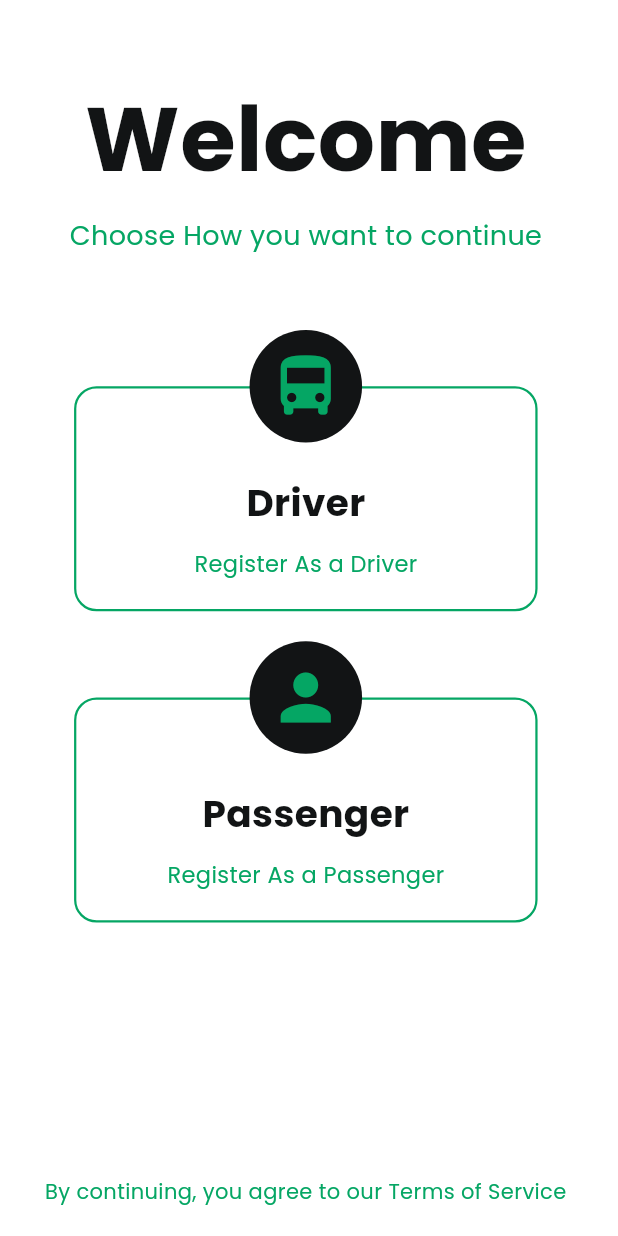
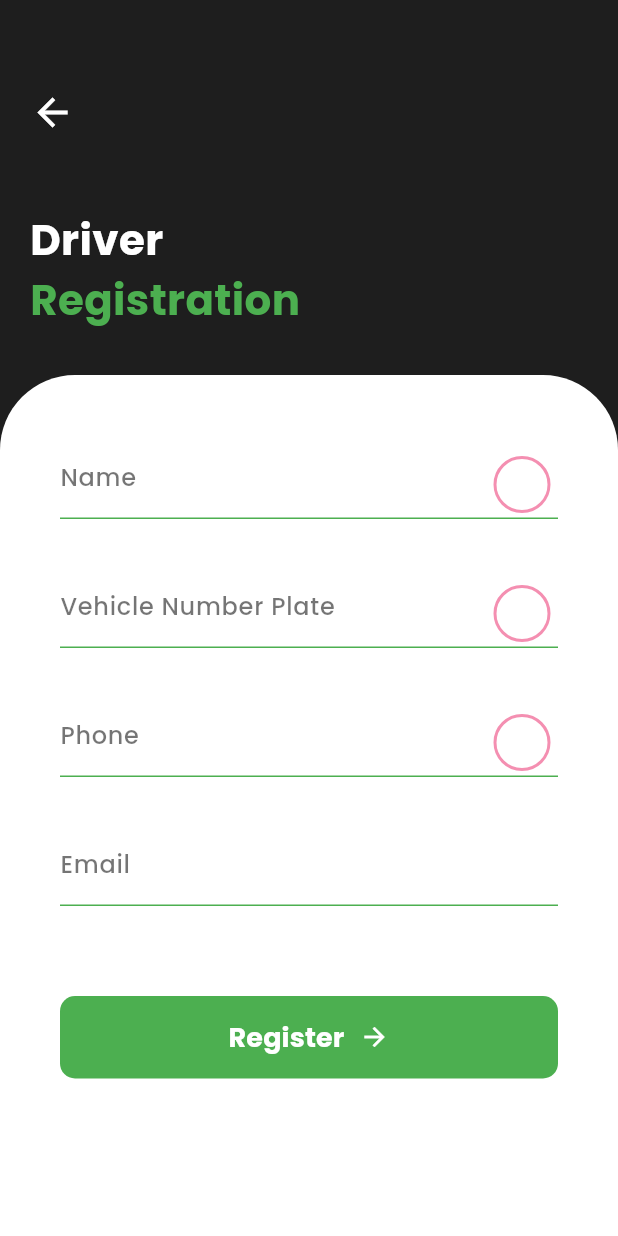
Before and after one commit to venuraka/Travel_pass, a Flutter app: the screen it shows after launch, after a tap on "Driver", on a phone screen of 412 x 824 dp. Run offline on Flutter 3.47's test engine with Material 3 defaults, Android fonts, the phone set to English and light mode, and no system bars.

Commit message:
updated some screens

```diff
--- /dev/null
+++ b/project/lib/Components/Form.dart
@@ -0,0 +1,36 @@
+import 'package:flutter/material.dart';
+
+class RegistrationFormContainer extends StatelessWidget {
+  // We use a Widget list as the content to allow any widgets (fields, buttons, etc.)
+  final List<Widget> children;
+  final double topOffset; // How far down the container should start
+
+  const RegistrationFormContainer({
+    super.key,
+    required this.children,
+    this.topOffset = 250.0,
+  });
+
+  @override
+  Widget build(BuildContext context) {
+    return Positioned.fill(
+      top: topOffset, // Use the offset to start below the header
+      child: Container(
+        decoration: const BoxDecoration(
+          color: Colors.white,
+          borderRadius: BorderRadius.only(
+            topLeft: Radius.circular(50.0),
+            topRight: Radius.circular(50.0),
+          ),
+        ),
+        child: SingleChildScrollView( // Keeps the content scrollable
+          padding: const EdgeInsets.symmetric(horizontal: 40.0, vertical: 40.0),
+          child: Column(
+            crossAxisAlignment: CrossAxisAlignment.center,
+            children: children, // Inserts the form fields and buttons here
+          ),
+        ),
+      ),
+    );
+  }
+}
--- /dev/null
+++ b/project/lib/Screens/UserRegistration/DriverRegistration1.dart
@@ -0,0 +1,199 @@
+import 'package:flutter/material.dart';
+
+
+class DriverRegistrationScreen extends StatelessWidget {
+  const DriverRegistrationScreen({super.key});
+
+  @override
+  Widget build(BuildContext context) {
+    // Define the dark background color
+    const Color darkBackground = Color(0xFF1E1E1E);
+
+    return Scaffold(
+      backgroundColor: darkBackground,
+      body: Stack(
+        children: <Widget>[
+          // Header Content (Back Button and Title)
+          const Positioned(
+            top: 60,
+            left: 20,
+            right: 20,
+            child: Column(
+              crossAxisAlignment: CrossAxisAlignment.start,
+              children: [
+                // Back Button (using IconButton for the circle effect)
+                Icon(
+                  Icons.arrow_back,
+                  color: Colors.white, // Back button icon color
+                  size: 30,
+                ),
+                SizedBox(height: 50),
+                // Title
+                Text(
+                  'Driver',
+                  style: TextStyle(
+                    fontSize: 28,
+                    fontWeight: FontWeight.bold,
+                    color: Colors.white, // 'Driver' in white
+                  ),
+                ),
+                Text(
+                  'Registration',
+                  style: TextStyle(
+                    fontSize: 28,
+                    fontWeight: FontWeight.bold,
+                    color: Colors.green, // 'Registration' in green
+                  ),
+                ),
+              ],
+            ),
+          ),
+
+          // The large, rounded white card container
+          Positioned.fill(
+            top: 250, // Starts below the header text
+            child: Container(
+              decoration: const BoxDecoration(
+                color: Colors.white,
+                borderRadius: BorderRadius.only(
+                  topLeft: Radius.circular(50.0),
+                  topRight: Radius.circular(50.0),
+                ),
+              ),
+              child: SingleChildScrollView( // Use SingleChildScrollView for scrollability
+                padding: const EdgeInsets.symmetric(horizontal: 40.0, vertical: 40.0),
+                child: Column(
+                  crossAxisAlignment: CrossAxisAlignment.center,
+                  children: <Widget>[
+
+                    // 2. Input Fields
+                    const InputTextField(
+                      labelText: 'Name',
+                      keyboardType: TextInputType.name,
+                    ),
+                    const SizedBox(height: 30),
+
+                    const InputTextField(
+                      labelText: 'Vehicle Number Plate',
+                      keyboardType: TextInputType.text,
+                    ),
+                    const SizedBox(height: 30),
+
+                    const InputTextField(
+                      labelText: 'Phone',
+                      keyboardType: TextInputType.phone,
+                    ),
+                    const SizedBox(height: 30),
+
+                    const InputTextField(
+                      labelText: 'Email',
+                      keyboardType: TextInputType.emailAddress,
+                      showTrailingIcon: false, // The image has a trailing circle only on the first field
+                    ),
+
+                    const SizedBox(height: 60),
+
+                    // 3. Register Button
+                    SizedBox(
+                      width: double.infinity,
+                      height: 55,
+                      child: ElevatedButton(
+                        onPressed: () {
+                          print('Register button pressed!');
+                        },
+                        style: ElevatedButton.styleFrom(
+                          backgroundColor: Colors.green, // Green background
+                          shape: RoundedRectangleBorder(
+                            borderRadius: BorderRadius.circular(10.0), // Rounded corners
+                          ),
+                          padding: const EdgeInsets.symmetric(horizontal: 20, vertical: 15),
+                          elevation: 0, // No shadow
+                        ),
+                        child: const Row(
+                          mainAxisAlignment: MainAxisAlignment.center,
+                          children: [
+                            Text(
+                              'Register',
+                              style: TextStyle(
+                                fontSize: 18,
+                                color: Colors.white,
+                                fontWeight: FontWeight.bold,
+                              ),
+                            ),
+                            SizedBox(width: 10),
+                            Icon(
+                              Icons.arrow_forward,
+                              color: Colors.white,
+                              size: 20,
+                            ),
+                          ],
+                        ),
+                      ),
+                    ),
+                    const SizedBox(height: 50), // Extra space at the bottom
+                  ],
+                ),
+              ),
+            ),
+          ),
+        ],
+      ),
+    );
+  }
+}
+
+// ------------------------------------------
+// 2. CUSTOM TEXT FIELD WIDGET
+// ------------------------------------------
+
+class InputTextField extends StatelessWidget {
+  final String labelText;
+  final TextInputType keyboardType;
+  final bool showTrailingIcon;
+
+  const InputTextField({
+    super.key,
+    required this.labelText,
+    this.keyboardType = TextInputType.text,
+    this.showTrailingIcon = true,
+  });
+
+  @override
+  Widget build(BuildContext context) {
+    return TextField(
+      keyboardType: keyboardType,
+      decoration: InputDecoration(
+        labelText: labelText,
+        labelStyle: TextStyle(
+          color: Colors.black54, // Label in dark gray/black
+          fontWeight: FontWeight.w500,
+        ),
+        // Use an underline border
+        enabledBorder: const UnderlineInputBorder(
+          borderSide: BorderSide(color: Colors.green, width: 1.0), // Green underline when enabled
+        ),
+        focusedBorder: const UnderlineInputBorder(
+          borderSide: BorderSide(color: Colors.green, width: 2.0), // Slightly thicker green when focused
+        ),
+
+        // Trailing icon (the small pink circle shown in the image)
+        suffixIcon: showTrailingIcon
+            ? Padding(
+          padding: const EdgeInsets.only(top: 10.0),
+          child: Container(
+            width: 15,
+            height: 15,
+            decoration: BoxDecoration(
+              shape: BoxShape.circle,
+              border: Border.all(
+                color: Colors.pink.shade200, // Pink border
+                width: 2,
+              ),
+            ),
+          ),
+        )
+            : null,
+      ),
+    );
+  }
+}
--- a/project/lib/Screens/UserSelection.dart
+++ b/project/lib/Screens/UserRegistration/UserSelection.dart
@@ -1,4 +1,5 @@
 import 'package:flutter/material.dart';
+import 'DriverRegistration1.dart';
 
 
 // You would use this in your main.dart or a dedicated screen file
@@ -44,7 +45,10 @@ class UserSelectionScreen extends StatelessWidget {
                 title: 'Driver',
                 subtitle: 'Register As a Driver',
                 onTap: () {
-                  print('Driver selected');
+                  Navigator.push(
+                    context,
+                    MaterialPageRoute(builder: (context) => const DriverRegistrationScreen()),
+                  );
                 },
               ),
 
--- a/project/lib/main.dart
+++ b/project/lib/main.dart
@@ -1,9 +1,9 @@
 import 'package:flutter/material.dart';
-import 'Screens/UserSelection.dart';
-// import your UserSelectionScreen file here
+import 'Screens/UserRegistration/UserSelection.dart';
+
 
 void main() {
-  runApp(const MyApp()); // Runs your main app widget
+  runApp(const MyApp());
 }
 
 class MyApp extends StatelessWidget {
@@ -13,27 +13,12 @@ class MyApp extends StatelessWidget {
   Widget build(BuildContext context) {
     return MaterialApp(
       debugShowCheckedModeBanner: false,
-      // This is the crucial wrapper
       title: 'TravelPass',
-
-
       theme: ThemeData(
         fontFamily: 'Poppins',
-        // You can define your app-wide theme here
-
-        primaryColor: const Color(0xFF05A664),
-        colorScheme: ColorScheme.fromSeed(
-          seedColor: const Color(0xFF05A664),
-          primary: const Color(0xFF05A664),
-          secondary: const Color(0xFF121415),
-        ),
         scaffoldBackgroundColor: Colors.white,
-
       ),
-      // Set the UserSelectionScreen as the home page
       home: const UserSelectionScreen(),
     );
   }
 }
-
-// ... the code for UserSelectionScreen and SelectionTile goes below ...
```
Also changed, not shown: project/pubspec.yaml (+18 -18 lines).
